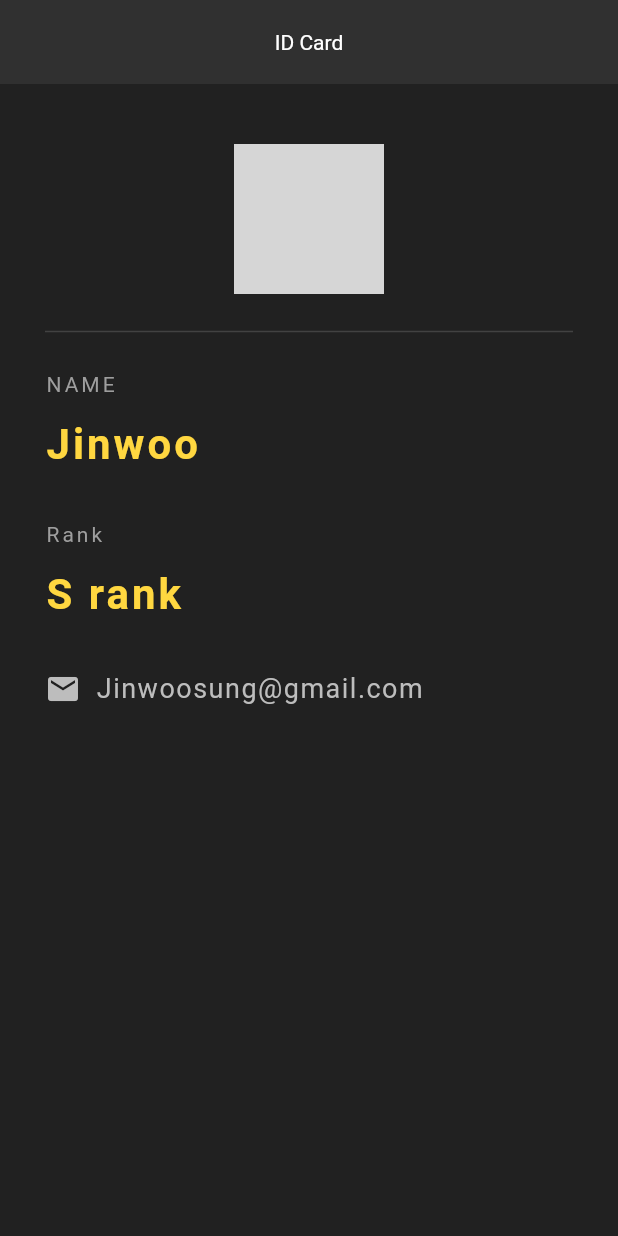
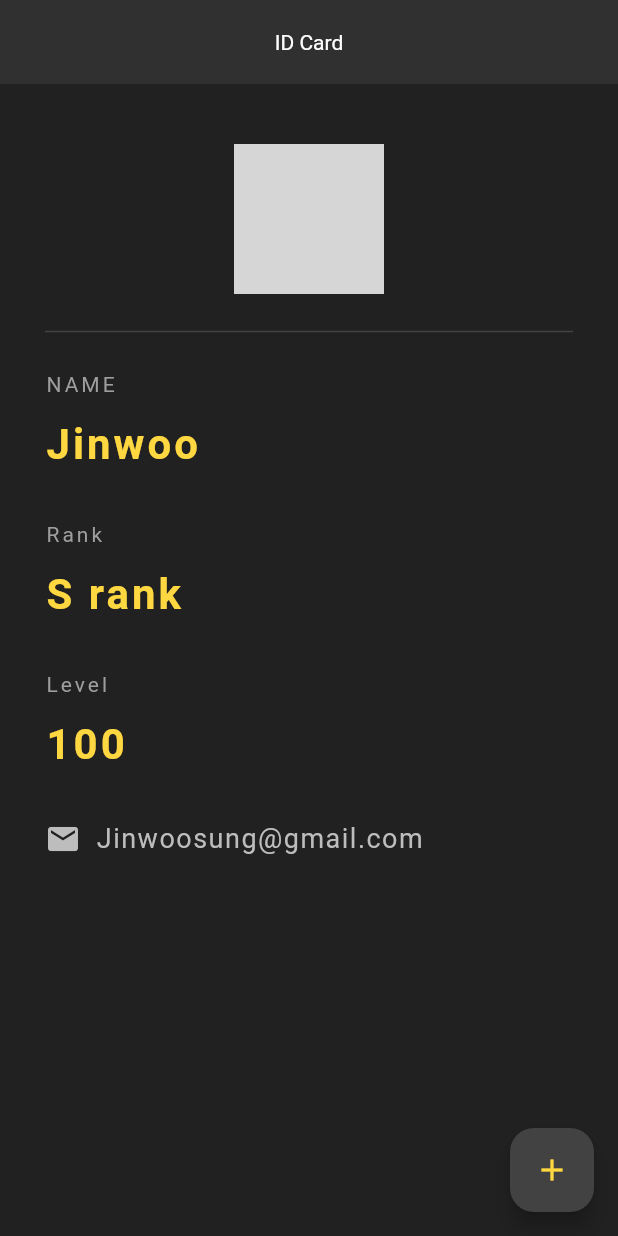
Before and after one commit to TedXpro/id_app_practice, a Flutter app: the screen it shows after launch, on a phone screen of 412 x 824 dp. Run offline on Flutter 3.47's test engine with Material 3 defaults, Android fonts, the phone set to English and light mode, and no system bars; grey boxes are pictures that could not be loaded.

Commit message:
work on simple ID card

```diff
--- a/lib/main.dart
+++ b/lib/main.dart
@@ -1,9 +1,7 @@
 import 'package:flutter/material.dart';
 
 void main() {
-  runApp(const MaterialApp(
-    home: Card()),
-  );
+  runApp(const MaterialApp(home: Card()));
 }
 
 class Card extends StatefulWidget {
@@ -14,6 +12,8 @@ class Card extends StatefulWidget {
 }
 
 class _CardState extends State<Card> {
+  int level = 100;
+
   @override
   Widget build(BuildContext context) {
     return Scaffold(
@@ -25,6 +25,16 @@ class _CardState extends State<Card> {
         titleTextStyle: TextStyle(color: Colors.white),
         elevation: 0,
       ),
+      floatingActionButton: FloatingActionButton(
+        onPressed: () => {
+          setState(() {
+            level += 1;
+          })
+        },
+        backgroundColor: Colors.grey[800],
+        foregroundColor: Colors.amberAccent,
+        child: Icon(Icons.add),
+      ),
       body: Padding(
         padding: EdgeInsets.fromLTRB(30, 40, 30, 0),
         child: Column(
@@ -32,14 +42,11 @@ class _CardState extends State<Card> {
           children: [
             Center(
               child: CircleAvatar(
-              backgroundImage: AssetImage("assets/Jinwoo.jpg"),
-              radius: 50,
+                backgroundImage: AssetImage("assets/Jinwoo.jpg"),
+                radius: 50,
+              ),
             ),
-            ),
-            Divider(
-              height: 50,
-              color: Colors.grey[800],
-            ),
+            Divider(height: 50, color: Colors.grey[800]),
             Text(
               "NAME",
               style: TextStyle(color: Colors.grey, letterSpacing: 2),
@@ -70,12 +77,24 @@ class _CardState extends State<Card> {
               ),
             ),
             SizedBox(height: 30),
+            Text(
+              "Level",
+              style: TextStyle(color: Colors.grey, letterSpacing: 2),
+            ),
+            SizedBox(height: 10),
+            Text(
+              "$level",
+              style: TextStyle(
+                color: Colors.amberAccent,
+                letterSpacing: 2,
+                fontSize: 28,
+                fontWeight: FontWeight.bold,
+              ),
+            ),
+            SizedBox(height: 30),
             Row(
               children: [
-                Icon(
-                  Icons.email,
-                  color: Colors.grey[400]
-                ),
+                Icon(Icons.email, color: Colors.grey[400]),
                 SizedBox(width: 10),
                 Text(
                   "Jinwoosung@gmail.com",
```
